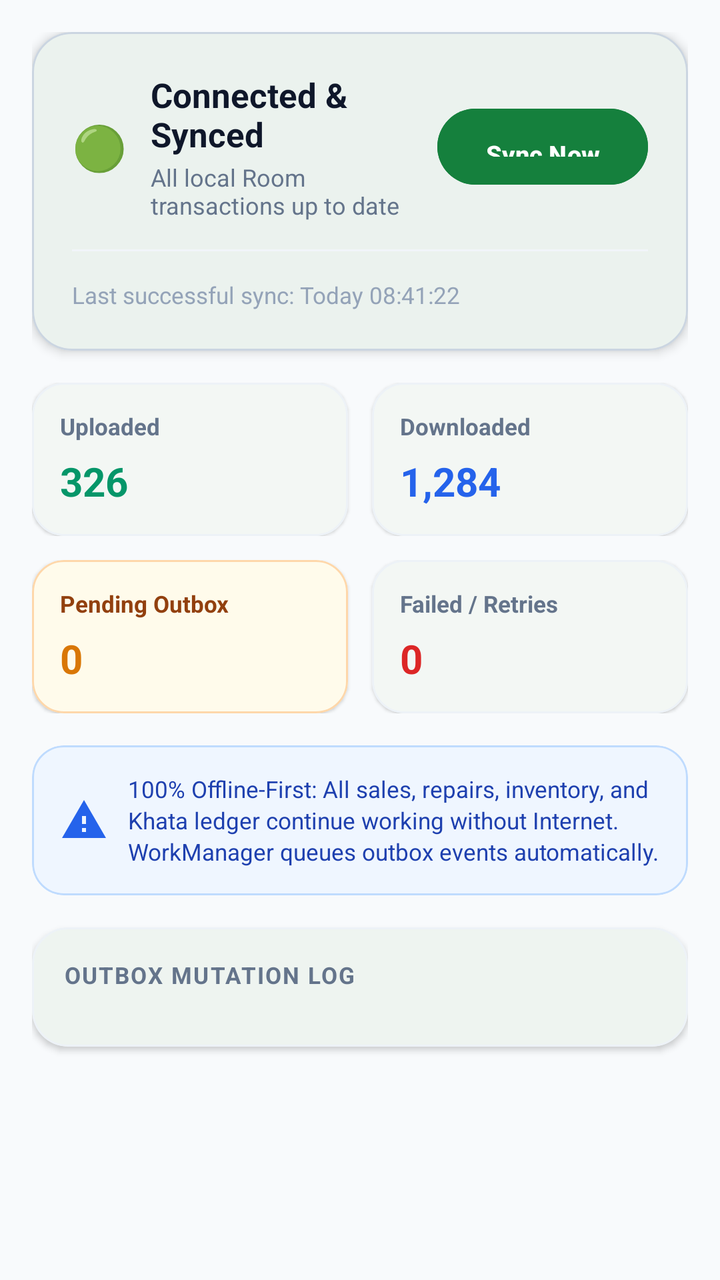
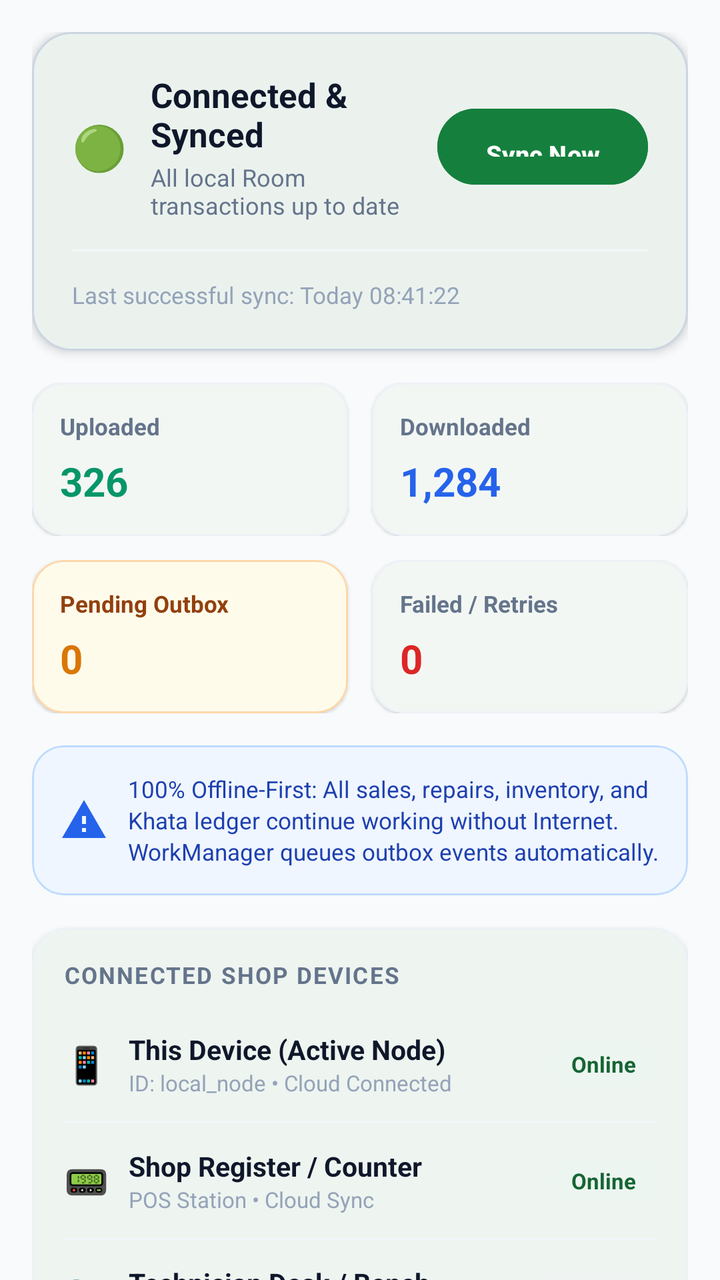

Two renders of the same Android screen: before a commit and after it. Below are the layout's source before the change and the commit's diff.
<!-- AndroidManifest.xml: application theme Theme.MobileShopkeeper -->
<!-- res/layout/fragment_sync_center.xml -->
<?xml version="1.0" encoding="utf-8"?>
<androidx.core.widget.NestedScrollView
    xmlns:android="http://schemas.android.com/apk/res/android"
    xmlns:app="http://schemas.android.com/apk/res-auto"
    android:layout_width="match_parent"
    android:layout_height="match_parent"
    android:fillViewport="true"
    android:background="#F8FAFC">

    <LinearLayout
        android:layout_width="match_parent"
        android:layout_height="wrap_content"
        android:orientation="vertical"
        android:padding="16dp">

        
        <com.google.android.material.card.MaterialCardView
            android:id="@+id/cardSyncBanner"
            android:layout_width="match_parent"
            android:layout_height="wrap_content"
            android:layout_marginBottom="16dp"
            app:cardCornerRadius="20dp"
            app:cardElevation="3dp"
            app:strokeWidth="1dp"
            app:strokeColor="#CBD5E1"
            app:cardBackgroundColor="@color/white">

            <LinearLayout
                android:layout_width="match_parent"
                android:layout_height="wrap_content"
                android:orientation="vertical"
                android:padding="20dp">

                <LinearLayout
                    android:layout_width="match_parent"
                    android:layout_height="wrap_content"
                    android:orientation="horizontal"
                    android:gravity="center_vertical">

                    <TextView
                        android:id="@+id/tvSyncStatusIcon"
                        android:layout_width="wrap_content"
                        android:layout_height="wrap_content"
                        android:text="🟢"
                        android:textSize="22sp"/>

                    <LinearLayout
                        android:layout_width="0dp"
                        android:layout_height="wrap_content"
                        android:layout_weight="1"
                        android:layout_marginStart="12dp"
                        android:orientation="vertical">

                        <TextView
                            android:id="@+id/tvSyncStatusTitle"
                            android:layout_width="wrap_content"
                            android:layout_height="wrap_content"
                            android:text="Connected &amp; Synced"
                            android:textColor="#0F172A"
                            android:textSize="17sp"
                            android:textStyle="bold"/>

                        <TextView
                            android:id="@+id/tvSyncStatusSubtitle"
                            android:layout_width="wrap_content"
                            android:layout_height="wrap_content"
                            android:text="All local Room transactions up to date"
                            android:textColor="#64748B"
                            android:textSize="12sp"
                            android:layout_marginTop="2dp"/>
                    </LinearLayout>

                    <com.google.android.material.button.MaterialButton
                        android:id="@+id/btnSyncNow"
                        android:layout_width="wrap_content"
                        android:layout_height="38dp"
                        android:text="Sync Now"
                        android:textSize="12.5sp"
                        android:textColor="@color/white"
                        android:backgroundTint="@color/green_700"
                        app:cornerRadius="19dp"
                        android:insetTop="0dp"
                        android:insetBottom="0dp"/>
                </LinearLayout>

                <View
                    android:layout_width="match_parent"
                    android:layout_height="1dp"
                    android:background="#F1F5F9"
                    android:layout_marginVertical="14dp"/>

                <TextView
                    android:id="@+id/tvLastSyncTime"
                    android:layout_width="wrap_content"
                    android:layout_height="wrap_content"
                    android:text="Last successful sync: Today 08:41:22"
                    android:textColor="#94A3B8"
                    android:textSize="11.5sp"/>
            </LinearLayout>
        </com.google.android.material.card.MaterialCardView>

        
        <LinearLayout
            android:layout_width="match_parent"
            android:layout_height="wrap_content"
            android:orientation="horizontal"
            android:layout_marginBottom="12dp">

            
            <com.google.android.material.card.MaterialCardView
                android:layout_width="0dp"
                android:layout_height="wrap_content"
                android:layout_weight="1"
                android:layout_marginEnd="6dp"
                app:cardCornerRadius="16dp"
                app:cardElevation="1dp"
                app:strokeWidth="1dp"
                app:strokeColor="#EDF2F7"
                app:cardBackgroundColor="@color/white">

                <LinearLayout
                    android:layout_width="match_parent"
                    android:layout_height="wrap_content"
                    android:orientation="vertical"
                    android:padding="14dp">

                    <TextView
                        android:layout_width="wrap_content"
                        android:layout_height="wrap_content"
                        android:text="Uploaded"
                        android:textColor="#64748B"
                        android:textSize="11.5sp"
                        android:textStyle="bold"/>

                    <TextView
                        android:id="@+id/tvCountUploaded"
                        android:layout_width="wrap_content"
                        android:layout_height="wrap_content"
                        android:text="326"
                        android:textColor="#059669"
                        android:textSize="20sp"
                        android:textStyle="bold"
                        android:layout_marginTop="6dp"/>
                </LinearLayout>
            </com.google.android.material.card.MaterialCardView>

            
            <com.google.android.material.card.MaterialCardView
                android:layout_width="0dp"
                android:layout_height="wrap_content"
                android:layout_weight="1"
                android:layout_marginStart="6dp"
                app:cardCornerRadius="16dp"
                app:cardElevation="1dp"
                app:strokeWidth="1dp"
                app:strokeColor="#EDF2F7"
                app:cardBackgroundColor="@color/white">

                <LinearLayout
                    android:layout_width="match_parent"
                    android:layout_height="wrap_content"
                    android:orientation="vertical"
                    android:padding="14dp">

                    <TextView
                        android:layout_width="wrap_content"
                        android:layout_height="wrap_content"
                        android:text="Downloaded"
                        android:textColor="#64748B"
                        android:textSize="11.5sp"
                        android:textStyle="bold"/>

                    <TextView
                        android:id="@+id/tvCountDownloaded"
                        android:layout_width="wrap_content"
                        android:layout_height="wrap_content"
                        android:text="1,284"
                        android:textColor="#2563EB"
                        android:textSize="20sp"
                        android:textStyle="bold"
                        android:layout_marginTop="6dp"/>
                </LinearLayout>
            </com.google.android.material.card.MaterialCardView>
        </LinearLayout>

        <LinearLayout
            android:layout_width="match_parent"
            android:layout_height="wrap_content"
            android:orientation="horizontal"
            android:layout_marginBottom="16dp">

            
            <com.google.android.material.card.MaterialCardView
                android:layout_width="0dp"
                android:layout_height="wrap_content"
                android:layout_weight="1"
                android:layout_marginEnd="6dp"
                app:cardCornerRadius="16dp"
                app:cardElevation="1dp"
                app:strokeWidth="1dp"
                app:strokeColor="#FED7AA"
                app:cardBackgroundColor="#FFFBEB">

                <LinearLayout
                    android:layout_width="match_parent"
                    android:layout_height="wrap_content"
                    android:orientation="vertical"
                    android:padding="14dp">

                    <TextView
                        android:layout_width="wrap_content"
                        android:layout_height="wrap_content"
                        android:text="Pending Outbox"
                        android:textColor="#92400E"
                        android:textSize="11.5sp"
                        android:textStyle="bold"/>

                    <TextView
                        android:id="@+id/tvCountPending"
                        android:layout_width="wrap_content"
                        android:layout_height="wrap_content"
                        android:text="0"
                        android:textColor="#D97706"
                        android:textSize="20sp"
                        android:textStyle="bold"
                        android:layout_marginTop="6dp"/>
                </LinearLayout>
            </com.google.android.material.card.MaterialCardView>

            
            <com.google.android.material.card.MaterialCardView
                android:layout_width="0dp"
                android:layout_height="wrap_content"
                android:layout_weight="1"
                android:layout_marginStart="6dp"
                app:cardCornerRadius="16dp"
                app:cardElevation="1dp"
                app:strokeWidth="1dp"
                app:strokeColor="#EDF2F7"
                app:cardBackgroundColor="@color/white">

                <LinearLayout
                    android:layout_width="match_parent"
                    android:layout_height="wrap_content"
                    android:orientation="vertical"
                    android:padding="14dp">

                    <TextView
                        android:layout_width="wrap_content"
                        android:layout_height="wrap_content"
                        android:text="Failed / Retries"
                        android:textColor="#64748B"
                        android:textSize="11.5sp"
                        android:textStyle="bold"/>

                    <TextView
                        android:id="@+id/tvCountFailed"
                        android:layout_width="wrap_content"
                        android:layout_height="wrap_content"
                        android:text="0"
                        android:textColor="#DC2626"
                        android:textSize="20sp"
                        android:textStyle="bold"
                        android:layout_marginTop="6dp"/>
                </LinearLayout>
            </com.google.android.material.card.MaterialCardView>
        </LinearLayout>

        
        <com.google.android.material.card.MaterialCardView
            android:layout_width="match_parent"
            android:layout_height="wrap_content"
            android:layout_marginBottom="16dp"
            app:cardCornerRadius="16dp"
            app:cardElevation="0dp"
            app:strokeWidth="1dp"
            app:strokeColor="#BFDBFE"
            app:cardBackgroundColor="#EFF6FF">

            <LinearLayout
                android:layout_width="match_parent"
                android:layout_height="wrap_content"
                android:orientation="horizontal"
                android:padding="14dp"
                android:gravity="center_vertical">

                <ImageView
                    android:layout_width="24dp"
                    android:layout_height="24dp"
                    android:src="@drawable/ic_warning"
                    app:tint="#2563EB"/>

                <TextView
                    android:layout_width="0dp"
                    android:layout_height="wrap_content"
                    android:layout_weight="1"
                    android:layout_marginStart="10dp"
                    android:text="100% Offline-First: All sales, repairs, inventory, and Khata ledger continue working without Internet. WorkManager queues outbox events automatically."
                    android:textColor="#1E40AF"
                    android:textSize="11.5sp"
                    android:lineSpacingExtra="2dp"/>
            </LinearLayout>
        </com.google.android.material.card.MaterialCardView>

        
        <com.google.android.material.card.MaterialCardView
            android:layout_width="match_parent"
            android:layout_height="wrap_content"
            app:cardCornerRadius="18dp"
            app:cardElevation="2dp"
            app:strokeWidth="1dp"
            app:strokeColor="#EDF2F7"
            app:cardBackgroundColor="@color/white">

            <LinearLayout
                android:layout_width="match_parent"
                android:layout_height="wrap_content"
                android:orientation="vertical"
                android:padding="16dp">

                <TextView
                    android:layout_width="wrap_content"
                    android:layout_height="wrap_content"
                    android:text="OUTBOX MUTATION LOG"
                    android:textColor="#64748B"
                    android:textSize="11.5sp"
                    android:textStyle="bold"
                    android:letterSpacing="0.06"
                    android:layout_marginBottom="12dp"/>

                
                <LinearLayout
                    android:id="@+id/layoutOutboxItems"
                    android:layout_width="match_parent"
                    android:layout_height="wrap_content"
                    android:orientation="vertical"/>

                
                <LinearLayout
                    android:id="@+id/layoutEmptyOutbox"
                    android:layout_width="match_parent"
                    android:layout_height="wrap_content"
                    android:orientation="vertical"
                    android:gravity="center"
                    android:paddingVertical="20dp"
                    android:visibility="gone">

                    <TextView
                        android:layout_width="wrap_content"
                        android:layout_height="wrap_content"
                        android:text="✓ All operations synced with cloud"
                        android:textColor="#059669"
                        android:textSize="13sp"
                        android:textStyle="bold"/>
                </LinearLayout>
            </LinearLayout>
        </com.google.android.material.card.MaterialCardView>
    </LinearLayout>
</androidx.core.widget.NestedScrollView>
<!-- resources referenced by this layout -->
<resources>
  <color name="green_700">#15803D</color>
  <color name="white">#FFFFFF</color>
  <!-- drawable ic_warning (drawable) -->
  <vector xmlns:android="http://schemas.android.com/apk/res/android" android:width="24dp" android:height="24dp" android:viewportWidth="24" android:viewportHeight="24"><path android:fillColor="#FF9800" android:pathData="M1,21h22L12,2 1,21zM13,18h-2v-2h2v2zM13,14h-2v-4h2v4z"/></vector>
  <style name="Theme.MobileShopkeeper" parent="Theme.Material3.Light.NoActionBar">
          <item name="colorPrimary">@color/green_800</item>
          <item name="colorOnPrimary">@color/white</item>
          <item name="colorPrimaryContainer">@color/green_100</item>
          <item name="colorOnPrimaryContainer">@color/green_900</item>
          <item name="colorSecondary">@color/green_600</item>
          <item name="colorOnSecondary">@color/white</item>
          <item name="colorSecondaryContainer">@color/green_100</item>
          <item name="colorSurface">@color/surface</item>
          <item name="colorOnSurface">@color/text_primary</item>
          <item name="android:colorBackground">@color/background_light</item>
          <item name="colorError">@color/error</item>
  
          <item name="android:statusBarColor">@color/green_900</item>
          <item name="android:navigationBarColor">@color/white</item>
          <item name="android:windowLightStatusBar">false</item>
  
          <item name="shapeAppearanceMediumComponent">@style/Shape.MobileShop.Medium</item>
          <item name="materialButtonStyle">@style/Widget.MobileShop.Button</item>
          <item name="textInputStyle">@style/Widget.MobileShop.TextInput</item>
          <item name="android:windowAnimationStyle">@style/WindowAnimations</item>
      </style>
  <color name="green_800">#166534</color>
  <color name="green_100">#DCFCE7</color>
  <color name="green_900">#14532D</color>
  <color name="green_600">#16A34A</color>
  <color name="surface">#FFFFFF</color>
  <color name="text_primary">#1A2E22</color>
  <color name="background_light">#F6FAF7</color>
  <color name="error">#DC2626</color>
  <style name="Shape.MobileShop.Medium" parent="ShapeAppearance.Material3.MediumComponent">
          <item name="cornerSize">14dp</item>
      </style>
  <style name="Widget.MobileShop.Button" parent="Widget.Material3.Button">
          <item name="cornerRadius">14dp</item>
          <item name="android:textAllCaps">false</item>
          <item name="android:paddingTop">14dp</item>
          <item name="android:paddingBottom">14dp</item>
          <item name="android:textStyle">bold</item>
      </style>
  <style name="Widget.MobileShop.TextInput" parent="Widget.Material3.TextInputLayout.OutlinedBox">
          <item name="boxCornerRadiusTopStart">14dp</item>
          <item name="boxCornerRadiusTopEnd">14dp</item>
          <item name="boxCornerRadiusBottomStart">14dp</item>
          <item name="boxCornerRadiusBottomEnd">14dp</item>
          <item name="boxStrokeColor">@color/selector_input_stroke</item>
      </style>
  <style name="WindowAnimations">
          <item name="android:activityOpenEnterAnimation">@android:anim/fade_in</item>
          <item name="android:activityOpenExitAnimation">@android:anim/fade_out</item>
          <item name="android:activityCloseEnterAnimation">@android:anim/fade_in</item>
          <item name="android:activityCloseExitAnimation">@android:anim/fade_out</item>
      </style>
</resources>

<!-- the commit's change to res/layout/fragment_sync_center.xml (unified diff, before → after) -->
@@ -306,6 +306,200 @@
         <com.google.android.material.card.MaterialCardView
             android:layout_width="match_parent"
             android:layout_height="wrap_content"
+            android:layout_marginBottom="16dp"
+            app:cardCornerRadius="18dp"
+            app:cardElevation="2dp"
+            app:strokeWidth="1dp"
+            app:strokeColor="#EDF2F7"
+            app:cardBackgroundColor="@color/white">
+
+            <LinearLayout
+                android:layout_width="match_parent"
+                android:layout_height="wrap_content"
+                android:orientation="vertical"
+                android:padding="16dp">
+
+                <TextView
+                    android:layout_width="wrap_content"
+                    android:layout_height="wrap_content"
+                    android:text="CONNECTED SHOP DEVICES"
+                    android:textColor="#64748B"
+                    android:textSize="11.5sp"
+                    android:textStyle="bold"
+                    android:letterSpacing="0.06"
+                    android:layout_marginBottom="12dp"/>
+
+                
+                <LinearLayout
+                    android:layout_width="match_parent"
+                    android:layout_height="wrap_content"
+                    android:orientation="horizontal"
+                    android:gravity="center_vertical"
+                    android:paddingVertical="8dp">
+
+                    <TextView
+                        android:layout_width="wrap_content"
+                        android:layout_height="wrap_content"
+                        android:text="📱"
+                        android:textSize="18sp"/>
+
+                    <LinearLayout
+                        android:layout_width="0dp"
+                        android:layout_height="wrap_content"
+                        android:layout_weight="1"
+                        android:layout_marginStart="10dp"
+                        android:orientation="vertical">
+
+                        <TextView
+                            android:id="@+id/tvThisDeviceName"
+                            android:layout_width="wrap_content"
+                            android:layout_height="wrap_content"
+                            android:text="This Device (Active Node)"
+                            android:textColor="#0F172A"
+                            android:textSize="13.5sp"
+                            android:textStyle="bold"/>
+
+                        <TextView
+                            android:id="@+id/tvThisDeviceId"
+                            android:layout_width="wrap_content"
+                            android:layout_height="wrap_content"
+                            android:text="ID: local_node • Cloud Connected"
+                            android:textColor="#94A3B8"
+                            android:textSize="11sp"/>
+                    </LinearLayout>
+
+                    <TextView
+                        android:layout_width="wrap_content"
+                        android:layout_height="wrap_content"
+                        android:background="@drawable/bg_pill_white_10"
+                        android:backgroundTint="#DCFCE7"
+                        android:paddingHorizontal="10dp"
+                        android:paddingVertical="4dp"
+                        android:text="Online"
+                        android:textColor="#166534"
+                        android:textSize="11sp"
+                        android:textStyle="bold"/>
+                </LinearLayout>
+
+                <View
+                    android:layout_width="match_parent"
+                    android:layout_height="1dp"
+                    android:background="#F1F5F9"
+                    android:layout_marginVertical="4dp"/>
+
+                
+                <LinearLayout
+                    android:layout_width="match_parent"
+                    android:layout_height="wrap_content"
+                    android:orientation="horizontal"
+                    android:gravity="center_vertical"
+                    android:paddingVertical="8dp">
+
+                    <TextView
+                        android:layout_width="wrap_content"
+                        android:layout_height="wrap_content"
+                        android:text="📟"
+                        android:textSize="18sp"/>
+
+                    <LinearLayout
+                        android:layout_width="0dp"
+                        android:layout_height="wrap_content"
+                        android:layout_weight="1"
+                        android:layout_marginStart="10dp"
+                        android:orientation="vertical">
+
+                        <TextView
+                            android:layout_width="wrap_content"
+                            android:layout_height="wrap_content"
+                            android:text="Shop Register / Counter"
+                            android:textColor="#0F172A"
+                            android:textSize="13.5sp"
+                            android:textStyle="bold"/>
+
+                        <TextView
+                            android:layout_width="wrap_content"
+                            android:layout_height="wrap_content"
+                            android:text="POS Station • Cloud Sync"
+                            android:textColor="#94A3B8"
+                            android:textSize="11sp"/>
+                    </LinearLayout>
+
+                    <TextView
+                        android:layout_width="wrap_content"
+                        android:layout_height="wrap_content"
+                        android:background="@drawable/bg_pill_white_10"
+                        android:backgroundTint="#DCFCE7"
+                        android:paddingHorizontal="10dp"
+                        android:paddingVertical="4dp"
+                        android:text="Online"
+                        android:textColor="#166534"
+                        android:textSize="11sp"
+                        android:textStyle="bold"/>
+                </LinearLayout>
+
+                <View
+                    android:layout_width="match_parent"
+                    android:layout_height="1dp"
+                    android:background="#F1F5F9"
+                    android:layout_marginVertical="4dp"/>
+
+                
+                <LinearLayout
+                    android:layout_width="match_parent"
+                    android:layout_height="wrap_content"
+                    android:orientation="horizontal"
+                    android:gravity="center_vertical"
+                    android:paddingVertical="8dp">
+
+                    <TextView
+                        android:layout_width="wrap_content"
+                        android:layout_height="wrap_content"
+                        android:text="🔧"
+                        android:textSize="18sp"/>
+
+                    <LinearLayout
+                        android:layout_width="0dp"
+                        android:layout_height="wrap_content"
+                        android:layout_weight="1"
+                        android:layout_marginStart="10dp"
+                        android:orientation="vertical">
+
+                        <TextView
+                            android:layout_width="wrap_content"
+                            android:layout_height="wrap_content"
+                            android:text="Technician Desk / Bench"
+                            android:textColor="#0F172A"
+                            android:textSize="13.5sp"
+                            android:textStyle="bold"/>
+
+                        <TextView
+                            android:layout_width="wrap_content"
+                            android:layout_height="wrap_content"
+                            android:text="Repairs Lab Station"
+                            android:textColor="#94A3B8"
+                            android:textSize="11sp"/>
+                    </LinearLayout>
+
+                    <TextView
+                        android:layout_width="wrap_content"
+                        android:layout_height="wrap_content"
+                        android:background="@drawable/bg_pill_white_10"
+                        android:backgroundTint="#F1F5F9"
+                        android:paddingHorizontal="10dp"
+                        android:paddingVertical="4dp"
+                        android:text="Standby"
+                        android:textColor="#64748B"
+                        android:textSize="11sp"
+                        android:textStyle="bold"/>
+                </LinearLayout>
+
+            </LinearLayout>
+        </com.google.android.material.card.MaterialCardView>
+
+        
+        <com.google.android.material.card.MaterialCardView
+            android:layout_width="match_parent"
+            android:layout_height="wrap_content"
             app:cardCornerRadius="18dp"
             app:cardElevation="2dp"
             app:strokeWidth="1dp"
<!-- resource entries referenced after the edit -->
@@ -2,6 +2,12 @@
 <resources>
   <color name="green_700">#15803D</color>
   <color name="white">#FFFFFF</color>
+  <!-- drawable bg_pill_white_10 (drawable) -->
+  <?xml version="1.0" encoding="utf-8"?>
+  <shape xmlns:android="http://schemas.android.com/apk/res/android" android:shape="rectangle">
+      <solid android:color="#1AFFFFFF"/>
+      <corners android:radius="24dp"/>
+  </shape>
   <!-- drawable ic_warning (drawable) -->
   <vector xmlns:android="http://schemas.android.com/apk/res/android" android:width="24dp" android:height="24dp" android:viewportWidth="24" android:viewportHeight="24"><path android:fillColor="#FF9800" android:pathData="M1,21h22L12,2 1,21zM13,18h-2v-2h2v2zM13,14h-2v-4h2v4z"/></vector>
   <style name="Theme.MobileShopkeeper" parent="Theme.Material3.Light.NoActionBar">
